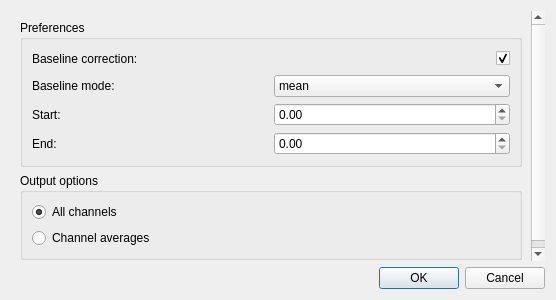
cibr-jyu/meggie, file designer_ui_files/TFRPlotTopologyDialogUi.ui: the form before one commit.
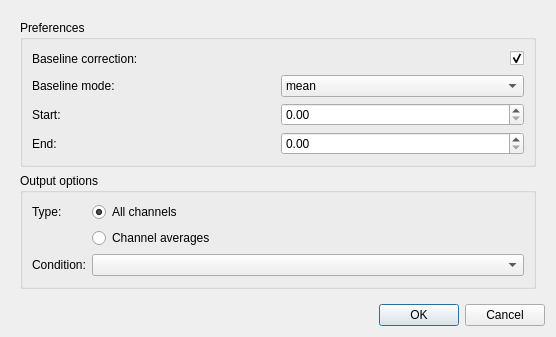
The form after the commit.

Commit message: Fix TFR plot for multicondition TFR's

The edit to the form file:
```diff
--- a/designer_ui_files/TFRPlotTopologyDialogUi.ui
+++ b/designer_ui_files/TFRPlotTopologyDialogUi.ui
@@ -7,7 +7,7 @@
     <x>0</x>
     <y>0</y>
     <width>556</width>
-    <height>300</height>
+    <height>337</height>
    </rect>
   </property>
   <property name="windowTitle">
@@ -42,7 +42,7 @@
         <x>0</x>
         <y>0</y>
         <width>524</width>
-        <height>273</height>
+        <height>302</height>
        </rect>
       </property>
       <property name="minimumSize">
@@ -173,6 +173,13 @@
          </property>
          <layout class="QFormLayout" name="formLayout">
           <item row="0" column="0">
+           <widget class="QLabel" name="labelChannels">
+            <property name="text">
+             <string>Type:</string>
+            </property>
+           </widget>
+          </item>
+          <item row="0" column="1">
            <widget class="QRadioButton" name="radioButtonAllChannels">
             <property name="text">
              <string>All channels</string>
@@ -182,13 +189,23 @@
             </property>
            </widget>
           </item>
-          <item row="1" column="0">
+          <item row="1" column="1">
            <widget class="QRadioButton" name="radioButtonChannelAverages">
             <property name="text">
              <string>Channel averages</string>
             </property>
            </widget>
           </item>
+          <item row="2" column="0">
+           <widget class="QLabel" name="labelCondition">
+            <property name="text">
+             <string>Condition:</string>
+            </property>
+           </widget>
+          </item>
+          <item row="2" column="1">
+           <widget class="QComboBox" name="comboBoxCondition"/>
+          </item>
          </layout>
         </widget>
        </item>
```
The commit also changes 3 other files.
